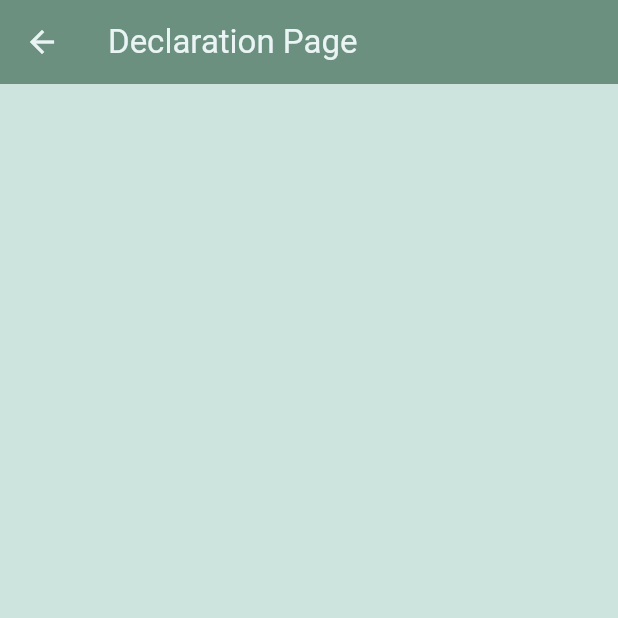
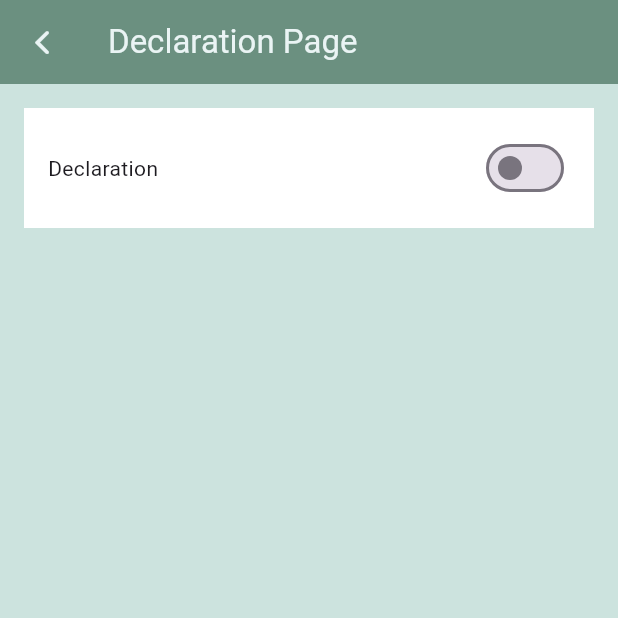
Before and after one commit to om-savani/resume_builder_app, a Flutter app: the DeclarationPage screen opened by its route, on a phone screen of 412 x 824 dp, the top half of it. Run offline on Flutter 3.47's test engine with Material 3 defaults, Android fonts, the phone set to English and light mode, and no system bars; our stand-ins replace image_picker; missing offline and left inert: flexible_grid_view; network calls fail.

```diff
--- a/lib/screens/buider_options_pages/declaration/declaration_page.dart
+++ b/lib/screens/buider_options_pages/declaration/declaration_page.dart
@@ -1,4 +1,9 @@
+import 'package:flutter/cupertino.dart';
 import 'package:flutter/material.dart';
+import 'package:resume_builder_app/utils/extensions.dart';
+
+import '../../../routes/app_routes.dart';
+import '../../../utils/globals.dart';
 
 class DeclarationPage extends StatefulWidget {
   const DeclarationPage({super.key});
@@ -9,10 +14,131 @@ class DeclarationPage extends StatefulWidget {
 
 class _DeclarationPageState extends State<DeclarationPage> {
   @override
+  GlobalKey<FormState> formKey = GlobalKey<FormState>();
   Widget build(BuildContext context) {
     return Scaffold(
       appBar: AppBar(
-        title: Text("Declaration Page"),
+        title: const Text("Declaration Page"),
+        leading: IconButton(
+          onPressed: () {
+            Navigator.of(context).pushReplacementNamed(AppRoutes.homePage);
+          },
+          icon: const Icon(CupertinoIcons.back),
+        ),
+      ),
+      body: Padding(
+        padding: const EdgeInsets.all(16),
+        child: Container(
+          width: double.infinity,
+          padding: const EdgeInsets.all(16),
+          color: Colors.white,
+          child: Column(
+            mainAxisSize: MainAxisSize.min,
+            children: [
+              Row(
+                mainAxisAlignment: MainAxisAlignment.spaceBetween,
+                children: [
+                  const Text("Declaration"),
+                  Switch(
+                    value: Globals.isDeclared ?? false,
+                    onChanged: (val) {
+                      Globals.isDeclared = val;
+                      setState(() {});
+                    },
+                  ),
+                ],
+              ),
+              Form(
+                key: formKey,
+                child: Visibility(
+                  visible: Globals.isDeclared ?? false,
+                  child: Container(
+                    child: Column(
+                      crossAxisAlignment: CrossAxisAlignment.start,
+                      children: [
+                        Image.asset(
+                          "lib/assets/icons/target.png",
+                          width: 50,
+                          height: 50,
+                        ),
+                        30.h,
+                        TextFormField(
+                          keyboardType: TextInputType.text,
+                          onSaved: (val) => {Globals.description = val},
+                          initialValue: Globals.description,
+                          validator: (val) {
+                            if (val!.isEmpty) {
+                              return "Please enter Description";
+                            }
+                            return null;
+                          },
+                          textInputAction: TextInputAction.next,
+                          decoration: const InputDecoration(
+                            hintText: "Description",
+                            border: OutlineInputBorder(
+                              borderRadius: BorderRadius.all(Radius.zero),
+                            ),
+                          ),
+                        ),
+                        20.h,
+                        const Divider(),
+                        20.h,
+                        const Text(
+                          "Date",
+                          style: TextStyle(
+                            fontWeight: FontWeight.bold,
+                          ),
+                        ),
+                        TextFormField(
+                          keyboardType: TextInputType.text,
+                          onSaved: (val) => {Globals.date = val},
+                          initialValue: Globals.date,
+                          validator: (val) {
+                            if (val!.isEmpty) {
+                              return "Please enter Date";
+                            }
+                            return null;
+                          },
+                          textInputAction: TextInputAction.next,
+                          decoration: const InputDecoration(
+                            hintText: "DD/MM/YYYY",
+                            border: OutlineInputBorder(
+                              borderRadius: BorderRadius.all(Radius.zero),
+                            ),
+                          ),
+                        ),
+                        const Text(
+                          "Place(Interview venue/city)",
+                          style: TextStyle(
+                            fontWeight: FontWeight.bold,
+                          ),
+                        ),
+                        TextFormField(
+                          keyboardType: TextInputType.text,
+                          onSaved: (val) => {Globals.city = val},
+                          initialValue: Globals.city,
+                          validator: (val) {
+                            if (val!.isEmpty) {
+                              return "Please enter City";
+                            }
+                            return null;
+                          },
+                          textInputAction: TextInputAction.next,
+                          decoration: const InputDecoration(
+                            hintText: "City",
+                            border: OutlineInputBorder(
+                              borderRadius: BorderRadius.all(Radius.zero),
+                            ),
+                          ),
+                        ),
+                      ],
+                    ),
+                  ),
+                ),
+              ),
+            ],
+          ),
+        ),
       ),
     );
   }
```
